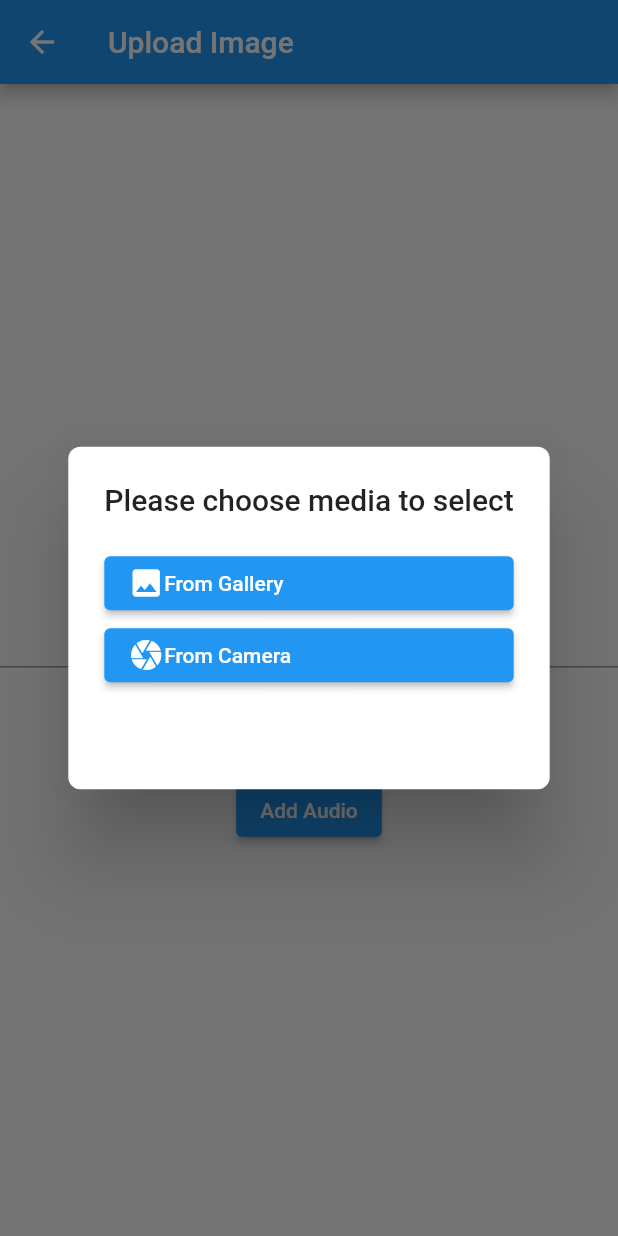
After one commit to jooleyaz/Hoax-Buster, a Flutter app: the AddNewPage screen opened directly, after a tap on "Upload Photo", on a phone screen of 412 x 824 dp. The commit adds this screen. Run offline on Flutter 3.47's test engine with Material 2 defaults, Android fonts, the light colour scheme and no system bars; our stand-ins replace image_picker, permission_handler; missing offline and left inert: edge_detection.

```diff
--- /dev/null
+++ b/front_end/memory_museum/lib/add_new.dart
@@ -0,0 +1,139 @@
+import 'dart:io';
+
+import 'package:flutter/material.dart';
+import 'package:image_picker/image_picker.dart';
+
+class AddNewPage extends StatefulWidget {
+  const AddNewPage({super.key});
+
+  @override
+  State<AddNewPage> createState() => AddNewPageState();
+}
+
+class AddNewPageState extends State<AddNewPage> {
+  TextEditingController textController = TextEditingController();
+  String text = "";
+  XFile? image;
+
+  final ImagePicker picker = ImagePicker();
+
+  //we can upload image from camera or from gallery based on parameter
+  Future getImage(ImageSource media) async {
+    var img = await picker.pickImage(source: media);
+
+    setState(() {
+      image = img;
+    });
+  }
+
+  //show popup dialog
+  void myAlert() {
+    showDialog(
+        context: context,
+        builder: (BuildContext context) {
+          return AlertDialog(
+            shape:
+                RoundedRectangleBorder(borderRadius: BorderRadius.circular(8)),
+            title: const Text('Please choose media to select'),
+            content: Container(
+              height: MediaQuery.of(context).size.height / 6,
+              child: Column(
+                children: [
+                  ElevatedButton(
+                    //if user click this button, user can upload image from gallery
+                    onPressed: () {
+                      Navigator.pop(context);
+                      getImage(ImageSource.gallery);
+                    },
+                    child: Row(
+                      children: const [
+                        Icon(Icons.image),
+                        Text('From Gallery'),
+                      ],
+                    ),
+                  ),
+                  ElevatedButton(
+                    //if user click this button. user can upload image from camera
+                    onPressed: () {
+                      Navigator.pop(context);
+                      getImage(ImageSource.camera);
+                    },
+                    child: Row(
+                      children: const [
+                        Icon(Icons.camera),
+                        Text('From Camera'),
+                      ],
+                    ),
+                  ),
+                ],
+              ),
+            ),
+          );
+        });
+  }
+
+  @override
+  Widget build(BuildContext context) {
+    return Scaffold(
+      appBar: AppBar(
+        title: const Text('Upload Image'),
+      ),
+      body: Center(
+        child: Column(
+          mainAxisAlignment: MainAxisAlignment.center,
+          children: [
+            ElevatedButton(
+              onPressed: () {
+                myAlert();
+              },
+              child: const Text('Upload Photo'),
+            ),
+            const SizedBox(
+              height: 10,
+            ),
+            //if image not null show the image
+            //if image null show text
+            image != null
+                ? Padding(
+                    padding: const EdgeInsets.symmetric(horizontal: 20),
+                    child: ClipRRect(
+                      borderRadius: BorderRadius.circular(8),
+                      child: Image.file(
+                        //to show image, you type like this.
+                        File(image!.path),
+                        fit: BoxFit.cover,
+                        width: MediaQuery.of(context).size.width,
+                        height: 300,
+                      ),
+                    ),
+                  )
+                : const Text(
+                    "No Image",
+                    style: TextStyle(fontSize: 20),
+                  ),
+            TextField(
+              controller: textController,
+              maxLines: null,
+            ),
+            IconButton(
+                onPressed: () {
+                  setState(() {
+                    text = textController.text;
+                  });
+                },
+                icon: const Icon(Icons.arrow_back)),
+            Text(
+              text,
+              style: const TextStyle(fontSize: 20),
+            ),
+            ElevatedButton(
+                onPressed: () {
+                  //logic
+                },
+                child: const Text("Add Audio"))
+          ],
+        ),
+      ),
+    );
+  }
+}
--- a/front_end/memory_museum/lib/home.dart
+++ b/front_end/memory_museum/lib/home.dart
@@ -1,4 +1,6 @@
 import 'package:flutter/material.dart';
+import 'package:memory_museum/add_new.dart';
+import 'package:memory_museum/addmemory.dart';
 import 'package:memory_museum/explore.dart';
 import 'package:memory_museum/mygallery.dart';
 
@@ -28,31 +30,19 @@ class _MyHomePageState extends State<MyHomePage> {
                   MaterialPageRoute(builder: (context) => const ExplorePage()),
                 );
               },
-              child: const Text(
-                "Explore",
-                style: TextStyle(fontsize: 40, fontFamily: "Passion One",),),
-              //DESIGN ELEMENTS
-              style: ElevatedButton.stylefrom(
-                primary: Colors.white,
-                onPrimary: Colors.black,
-                elevation: 20,
-                shadowColor: Colors.black,
-              )
+              child: const Text("Go to explore page"),
             ),
             ElevatedButton(
               onPressed: () {
                 Navigator.push(
                   context,
-                  MaterialPageRoute(builder: (context) => const MyGalleryPage()),
+                  MaterialPageRoute(builder: (context) => const AddNewPage()),
                 );
               },
               child: const Text("My Gallery"),
-              //DESIGN ELEMENTS
-              backgroundColor: Colors.white,
             )
           ]
         ),
-        backgroundColor: Color(0xffBF8D8D),
       )
     );
   }
```
Also changed, not shown: front_end/memory_museum/pubspec.yaml (+7 -6 lines), front_end/memory_museum/pubspec.lock.
